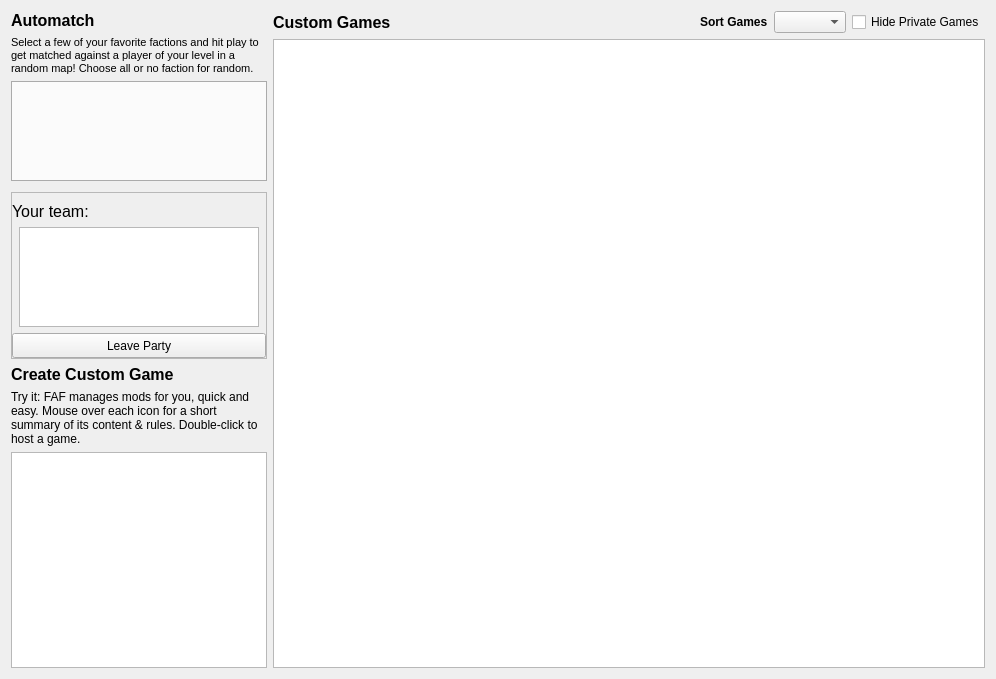
This is res/games/games.ui in FAForever/lobby as Qt 5 draws it before an edit. The edited form follows.
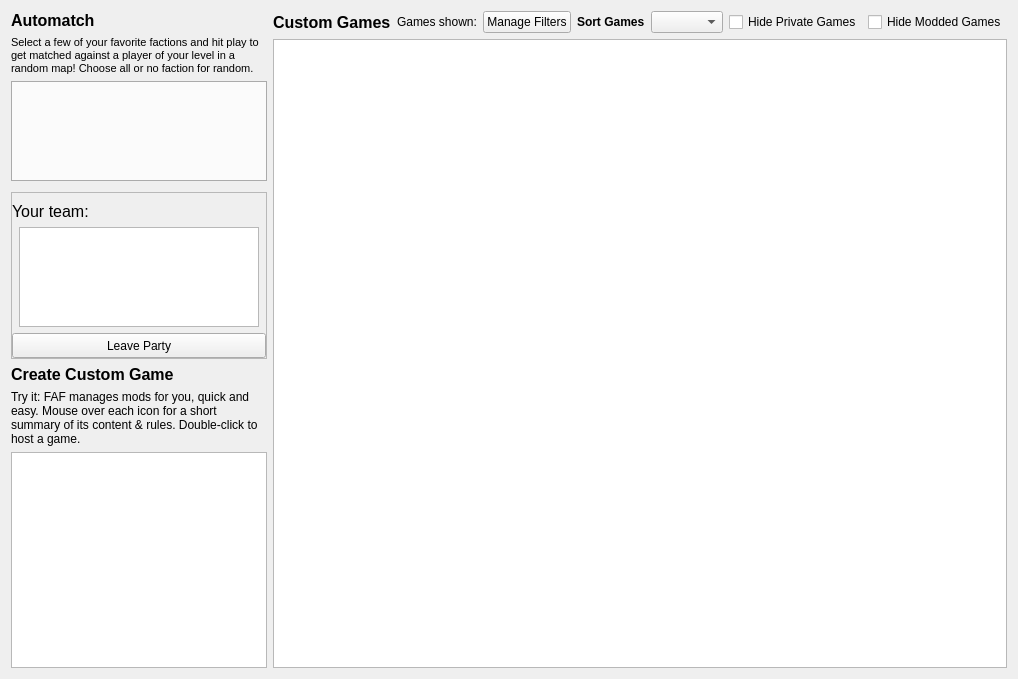
This is the edited form.

Commit message:
Allow user to add custom game filters
applied to game list on play tab

Diff of the .ui file:
```diff
--- a/res/games/games.ui
+++ b/res/games/games.ui
@@ -395,6 +395,26 @@
            </property>
           </widget>
          </item>
+         <item>
+          <widget class="QLabel" name="gamesShownCountLabel">
+           <property name="text">
+            <string>Games shown:</string>
+           </property>
+          </widget>
+         </item>
+         <item>
+          <widget class="QPushButton" name="manageGameFiltersButton">
+           <property name="sizePolicy">
+            <sizepolicy hsizetype="Preferred" vsizetype="Preferred">
+             <horstretch>0</horstretch>
+             <verstretch>0</verstretch>
+            </sizepolicy>
+           </property>
+           <property name="text">
+            <string>Manage Filters</string>
+           </property>
+          </widget>
+         </item>
          <item>
           <widget class="QLabel" name="labelSortGames">
            <property name="sizePolicy">
@@ -445,6 +465,13 @@
            </property>
           </widget>
          </item>
+         <item>
+          <widget class="QCheckBox" name="hideGamesWithMods">
+           <property name="text">
+            <string>Hide Modded Games</string>
+           </property>
+          </widget>
+         </item>
         </layout>
        </widget>
       </item>
```
The commit also changes 12 other files.
